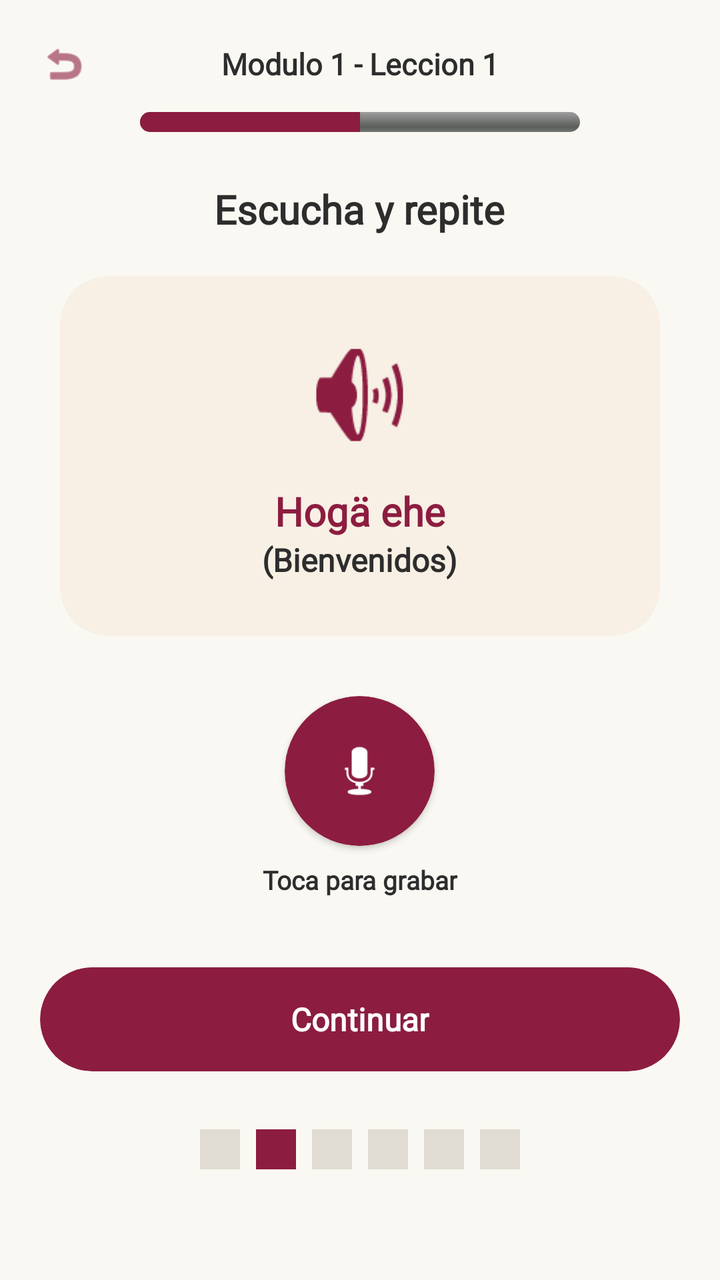
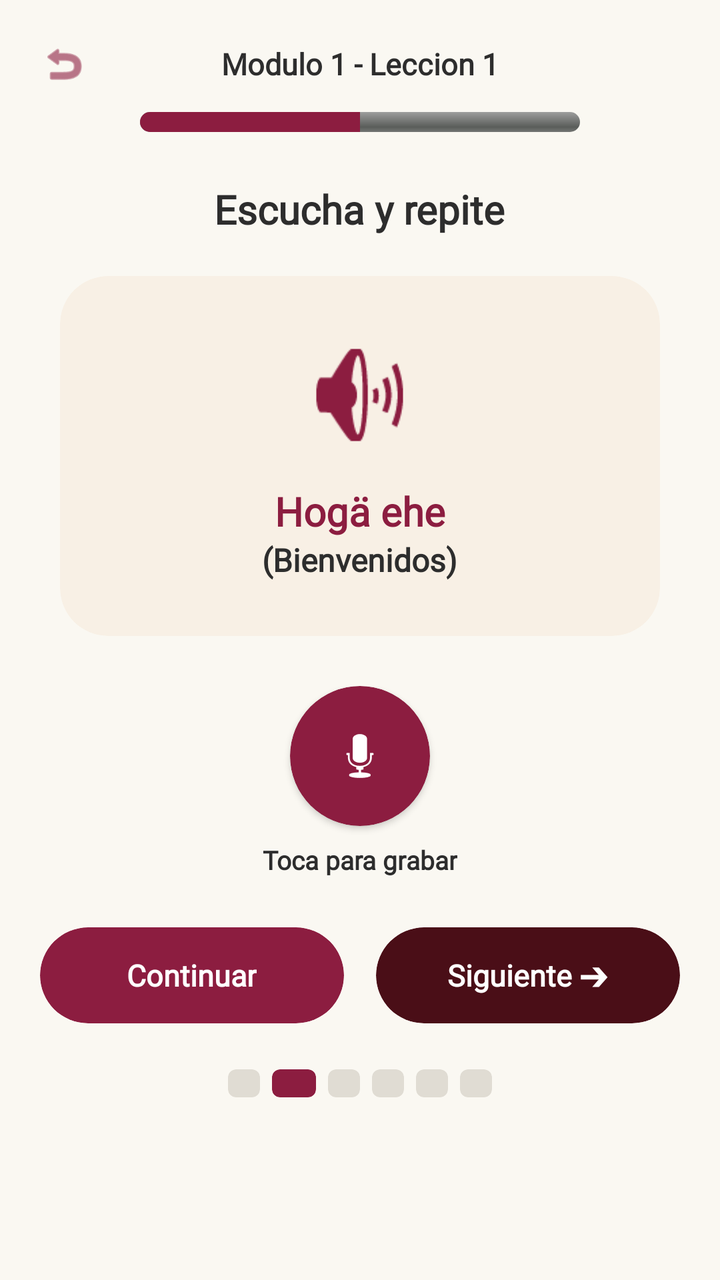

An Android layout rendered at two revisions. The XML below is the earlier revision; the diff shows what the commit changed to produce the second picture.
<!-- AndroidManifest.xml: application theme Theme.Practica3Inovacion -->
<!-- res/layout/fragment_bienvenidos.xml -->
<?xml version="1.0" encoding="utf-8"?>
<FrameLayout xmlns:android="http://schemas.android.com/apk/res/android"
    xmlns:app="http://schemas.android.com/apk/res-auto"
    xmlns:tools="http://schemas.android.com/tools"
    android:layout_width="match_parent"
    android:layout_height="match_parent"
    android:background="#FAF8F2"
    tools:context=".Bienvenidos">

    <LinearLayout
        android:layout_width="match_parent"
        android:layout_height="match_parent"
        android:gravity="center_horizontal"
        android:orientation="vertical"
        android:padding="20dp">

        
        <RelativeLayout
            android:layout_width="match_parent"
            android:layout_height="wrap_content"
            android:layout_marginBottom="12dp">

            <ImageView
                android:id="@+id/btnVolver"
                android:layout_width="24dp"
                android:layout_height="24dp"
                android:layout_alignParentStart="true"
                android:layout_centerVertical="true"
                android:contentDescription="Volver"
                android:src="@android:drawable/ic_menu_revert"
                app:tint="#8C1D40" />

            <TextView
                android:layout_width="wrap_content"
                android:layout_height="wrap_content"
                android:layout_centerInParent="true"
                android:fontFamily="@font/matcha"
                android:text="Modulo 1 - Leccion 1"
                android:textColor="#2D2D2D"
                android:textSize="15sp"
                android:textStyle="bold" />
        </RelativeLayout>

        
        <ProgressBar
            style="?android:attr/progressBarStyleHorizontal"
            android:layout_width="220dp"
            android:layout_height="10dp"
            android:layout_marginBottom="25dp"
            android:max="100"
            android:progress="50"
            android:progressDrawable="@android:drawable/progress_horizontal"
            android:progressTint="#8C1D40" />

        
        <TextView
            android:layout_width="wrap_content"
            android:layout_height="wrap_content"
            android:layout_marginBottom="20dp"
            android:fontFamily="@font/matcha"
            android:text="Escucha y repite"
            android:textColor="#2D2D2D"
            android:textSize="20sp"
            android:textStyle="bold" />

        
        <androidx.cardview.widget.CardView
            android:layout_width="match_parent"
            android:layout_height="180dp"
            android:layout_marginHorizontal="10dp"
            android:layout_marginBottom="30dp"
            app:cardBackgroundColor="#F8F0E5"
            app:cardCornerRadius="24dp"
            app:cardElevation="0dp">

            <LinearLayout
                android:layout_width="match_parent"
                android:layout_height="match_parent"
                android:gravity="center"
                android:orientation="vertical">

                <ImageView
                    android:id="@+id/btnEscucharAudio"
                    android:layout_width="65dp"
                    android:layout_height="65dp"
                    android:layout_marginBottom="12dp"
                    android:contentDescription="Escuchar palabra"
                    android:src="@android:drawable/ic_lock_silent_mode_off"
                    app:tint="#8C1D40" />

                <TextView
                    android:layout_width="wrap_content"
                    android:layout_height="wrap_content"
                    android:fontFamily="@font/matcha"
                    android:text="Hogä ehe"
                    android:textColor="#8C1D40"
                    android:textSize="20sp"
                    android:textStyle="bold" />

                <TextView
                    android:layout_width="wrap_content"
                    android:layout_height="wrap_content"
                    android:fontFamily="@font/matcha"
                    android:text="(Bienvenidos)"
                    android:textColor="#2D2D2D"
                    android:textSize="16sp"
                    android:textStyle="bold" />
            </LinearLayout>
        </androidx.cardview.widget.CardView>

        
        <LinearLayout
            android:layout_width="wrap_content"
            android:layout_height="wrap_content"
            android:layout_marginBottom="35dp"
            android:gravity="center"
            android:orientation="vertical">

            <androidx.cardview.widget.CardView
                android:id="@+id/btnGrabar"
                android:layout_width="75dp"
                android:layout_height="75dp"
                android:clickable="true"
                android:focusable="true"
                app:cardBackgroundColor="#8C1D40"
                app:cardCornerRadius="37.5dp"
                app:cardElevation="2dp">

                <ImageView
                    android:layout_width="35dp"
                    android:layout_height="35dp"
                    android:layout_gravity="center"
                    android:contentDescription="Grabar voz"
                    android:src="@android:drawable/ic_btn_speak_now"
                    app:tint="#FFFFFF" />
            </androidx.cardview.widget.CardView>

            <TextView
                android:layout_width="wrap_content"
                android:layout_height="wrap_content"
                android:layout_marginTop="8dp"
                android:fontFamily="@font/matcha"
                android:text="Toca para grabar"
                android:textColor="#2D2D2D"
                android:textSize="13sp"
                android:textStyle="bold" />
        </LinearLayout>

        
        <androidx.cardview.widget.CardView
            android:id="@+id/btnContinuar"
            android:layout_width="match_parent"
            android:layout_height="52dp"
            android:layout_marginBottom="25dp"
            android:clickable="true"
            android:focusable="true"
            app:cardBackgroundColor="#8C1D40"
            app:cardCornerRadius="26dp"
            app:cardElevation="0dp">

            <TextView
                android:layout_width="wrap_content"
                android:layout_height="wrap_content"
                android:layout_gravity="center"
                android:fontFamily="@font/matcha"
                android:text="Continuar"
                android:textColor="#FFFFFF"
                android:textSize="16sp"
                android:textStyle="bold" />
        </androidx.cardview.widget.CardView>

        
        <LinearLayout
            android:layout_width="wrap_content"
            android:layout_height="wrap_content"
            android:gravity="center"
            android:orientation="horizontal">

            <View
                android:layout_width="20dp"
                android:layout_height="20dp"
                android:layout_margin="4dp"
                android:background="@drawable/ic_login_background"
                android:backgroundTint="#E0DCD3" />

            <View
                android:layout_width="20dp"
                android:layout_height="20dp"
                android:layout_margin="4dp"
                android:background="@drawable/ic_login_background"
                android:backgroundTint="#8C1D40" />

            <View
                android:layout_width="20dp"
                android:layout_height="20dp"
                android:layout_margin="4dp"
                android:background="@drawable/ic_login_background"
                android:backgroundTint="#E0DCD3" />

            <View
                android:layout_width="20dp"
                android:layout_height="20dp"
                android:layout_margin="4dp"
                android:background="@drawable/ic_login_background"
                android:backgroundTint="#E0DCD3" />

            <View
                android:layout_width="20dp"
                android:layout_height="20dp"
                android:layout_margin="4dp"
                android:background="@drawable/ic_login_background"
                android:backgroundTint="#E0DCD3" />

            <View
                android:layout_width="20dp"
                android:layout_height="20dp"
                android:layout_margin="4dp"
                android:background="@drawable/ic_login_background"
                android:backgroundTint="#E0DCD3" />
        </LinearLayout>

    </LinearLayout>

</FrameLayout>
<!-- resources referenced by this layout -->
<resources>
  <!-- drawable ic_login_background: vector/xml drawable (drawable, 4866 chars, omitted) -->
  <style name="Theme.Practica3Inovacion" parent="Base.Theme.Practica3Inovacion" />
  <style name="Base.Theme.Practica3Inovacion" parent="Theme.Material3.DayNight.NoActionBar">
          
          
      </style>
</resources>

<!-- the commit's change to res/layout/fragment_bienvenidos.xml (unified diff, before → after) -->
@@ -7,218 +7,267 @@
     android:background="#FAF8F2"
     tools:context=".Bienvenidos">
 
-    <LinearLayout
+    <ScrollView
         android:layout_width="match_parent"
         android:layout_height="match_parent"
-        android:gravity="center_horizontal"
-        android:orientation="vertical"
-        android:padding="20dp">
-
-        
-        <RelativeLayout
+        android:fillViewport="true">
+
+        <LinearLayout
             android:layout_width="match_parent"
             android:layout_height="wrap_content"
-            android:layout_marginBottom="12dp">
-
-            <ImageView
-                android:id="@+id/btnVolver"
-                android:layout_width="24dp"
-                android:layout_height="24dp"
-                android:layout_alignParentStart="true"
-                android:layout_centerVertical="true"
-                android:contentDescription="Volver"
-                android:src="@android:drawable/ic_menu_revert"
-                app:tint="#8C1D40" />
-
-            <TextView
-                android:layout_width="wrap_content"
-                android:layout_height="wrap_content"
-                android:layout_centerInParent="true"
-                android:fontFamily="@font/matcha"
-                android:text="Modulo 1 - Leccion 1"
-                android:textColor="#2D2D2D"
-                android:textSize="15sp"
-                android:textStyle="bold" />
-        </RelativeLayout>
-
-        
-        <ProgressBar
-            style="?android:attr/progressBarStyleHorizontal"
-            android:layout_width="220dp"
-            android:layout_height="10dp"
-            android:layout_marginBottom="25dp"
-            android:max="100"
-            android:progress="50"
-            android:progressDrawable="@android:drawable/progress_horizontal"
-            android:progressTint="#8C1D40" />
-
-        
-        <TextView
-            android:layout_width="wrap_content"
-            android:layout_height="wrap_content"
-            android:layout_marginBottom="20dp"
-            android:fontFamily="@font/matcha"
-            android:text="Escucha y repite"
-            android:textColor="#2D2D2D"
-            android:textSize="20sp"
-            android:textStyle="bold" />
-
-        
-        <androidx.cardview.widget.CardView
-            android:layout_width="match_parent"
-            android:layout_height="180dp"
-            android:layout_marginHorizontal="10dp"
-            android:layout_marginBottom="30dp"
-            app:cardBackgroundColor="#F8F0E5"
-            app:cardCornerRadius="24dp"
-            app:cardElevation="0dp">
-
-            <LinearLayout
+            android:gravity="center_horizontal"
+            android:orientation="vertical"
+            android:padding="20dp">
+
+            
+            <RelativeLayout
                 android:layout_width="match_parent"
-                android:layout_height="match_parent"
-                android:gravity="center"
-                android:orientation="vertical">
+                android:layout_height="wrap_content"
+                android:layout_marginBottom="12dp">
 
                 <ImageView
-                    android:id="@+id/btnEscucharAudio"
-                    android:layout_width="65dp"
-                    android:layout_height="65dp"
-                    android:layout_marginBottom="12dp"
-                    android:contentDescription="Escuchar palabra"
-                    android:src="@android:drawable/ic_lock_silent_mode_off"
+                    android:id="@+id/btnVolver"
+                    android:layout_width="24dp"
+                    android:layout_height="24dp"
+                    android:layout_alignParentStart="true"
+                    android:layout_centerVertical="true"
+                    android:clickable="true"
+                    android:contentDescription="Volver"
+                    android:focusable="true"
+                    android:src="@android:drawable/ic_menu_revert"
                     app:tint="#8C1D40" />
 
                 <TextView
                     android:layout_width="wrap_content"
                     android:layout_height="wrap_content"
+                    android:layout_centerInParent="true"
                     android:fontFamily="@font/matcha"
-                    android:text="Hogä ehe"
-                    android:textColor="#8C1D40"
-                    android:textSize="20sp"
+                    android:text="Modulo 1 - Leccion 1"
+                    android:textColor="#2D2D2D"
+                    android:textSize="15sp"
                     android:textStyle="bold" />
+            </RelativeLayout>
+
+            
+            <ProgressBar
+                style="?android:attr/progressBarStyleHorizontal"
+                android:layout_width="220dp"
+                android:layout_height="10dp"
+                android:layout_marginBottom="25dp"
+                android:max="100"
+                android:progress="50"
+                android:progressDrawable="@android:drawable/progress_horizontal"
+                android:progressTint="#8C1D40" />
+
+            
+            <TextView
+                android:layout_width="wrap_content"
+                android:layout_height="wrap_content"
+                android:layout_marginBottom="20dp"
+                android:fontFamily="@font/matcha"
+                android:text="Escucha y repite"
+                android:textColor="#2D2D2D"
+                android:textSize="20sp"
+                android:textStyle="bold" />
+
+            
+            <androidx.cardview.widget.CardView
+                android:layout_width="match_parent"
+                android:layout_height="180dp"
+                android:layout_marginHorizontal="10dp"
+                android:layout_marginBottom="25dp"
+                app:cardBackgroundColor="#F8F0E5"
+                app:cardCornerRadius="24dp"
+                app:cardElevation="0dp">
+
+                <LinearLayout
+                    android:layout_width="match_parent"
+                    android:layout_height="match_parent"
+                    android:gravity="center"
+                    android:orientation="vertical">
+
+                    <ImageView
+                        android:id="@+id/btnEscucharAudio"
+                        android:layout_width="65dp"
+                        android:layout_height="65dp"
+                        android:layout_marginBottom="12dp"
+                        android:clickable="true"
+                        android:contentDescription="Escuchar palabra"
+                        android:focusable="true"
+                        android:src="@android:drawable/ic_lock_silent_mode_off"
+                        app:tint="#8C1D40" />
+
+                    <TextView
+                        android:layout_width="wrap_content"
+                        android:layout_height="wrap_content"
+                        android:fontFamily="@font/matcha"
+                        android:text="Hogä ehe"
+                        android:textColor="#8C1D40"
+                        android:textSize="20sp"
+                        android:textStyle="bold" />
+
+                    <TextView
+                        android:layout_width="wrap_content"
+                        android:layout_height="wrap_content"
+                        android:fontFamily="@font/matcha"
+                        android:text="(Bienvenidos)"
+                        android:textColor="#2D2D2D"
+                        android:textSize="16sp"
+                        android:textStyle="bold" />
+                </LinearLayout>
+            </androidx.cardview.widget.CardView>
+
+            
+            <LinearLayout
+                android:layout_width="wrap_content"
+                android:layout_height="wrap_content"
+                android:layout_marginBottom="25dp"
+                android:gravity="center"
+                android:orientation="vertical">
+
+                <androidx.cardview.widget.CardView
+                    android:id="@+id/btnGrabar"
+                    android:layout_width="70dp"
+                    android:layout_height="70dp"
+                    android:clickable="true"
+                    android:focusable="true"
+                    app:cardBackgroundColor="#8C1D40"
+                    app:cardCornerRadius="35dp"
+                    app:cardElevation="2dp">
+
+                    <ImageView
+                        android:layout_width="32dp"
+                        android:layout_height="32dp"
+                        android:layout_gravity="center"
+                        android:contentDescription="Grabar voz"
+                        android:src="@android:drawable/ic_btn_speak_now"
+                        app:tint="#FFFFFF" />
+                </androidx.cardview.widget.CardView>
 
                 <TextView
                     android:layout_width="wrap_content"
                     android:layout_height="wrap_content"
+                    android:layout_marginTop="8dp"
                     android:fontFamily="@font/matcha"
-                    android:text="(Bienvenidos)"
+                    android:text="Toca para grabar"
                     android:textColor="#2D2D2D"
-                    android:textSize="16sp"
+                    android:textSize="13sp"
                     android:textStyle="bold" />
             </LinearLayout>
-        </androidx.cardview.widget.CardView>
-
-        
-        <LinearLayout
-            android:layout_width="wrap_content"
-            android:layout_height="wrap_content"
-            android:layout_marginBottom="35dp"
-            android:gravity="center"
-            android:orientation="vertical">
-
-            <androidx.cardview.widget.CardView
-                android:id="@+id/btnGrabar"
-                android:layout_width="75dp"
-                android:layout_height="75dp"
-                android:clickable="true"
-                android:focusable="true"
-                app:cardBackgroundColor="#8C1D40"
-                app:cardCornerRadius="37.5dp"
-                app:cardElevation="2dp">
-
-                <ImageView
-                    android:layout_width="35dp"
-                    android:layout_height="35dp"
-                    android:layout_gravity="center"
-                    android:contentDescription="Grabar voz"
-                    android:src="@android:drawable/ic_btn_speak_now"
-                    app:tint="#FFFFFF" />
-            </androidx.cardview.widget.CardView>
-
-            <TextView
+
+            
+            <LinearLayout
+                android:layout_width="match_parent"
+                android:layout_height="wrap_content"
+                android:layout_marginBottom="20dp"
+                android:orientation="horizontal">
+
+                
+                <androidx.cardview.widget.CardView
+                    android:id="@+id/btnContinuar"
+                    android:layout_width="0dp"
+                    android:layout_height="48dp"
+                    android:layout_marginEnd="8dp"
+                    android:layout_weight="1"
+                    android:clickable="true"
+                    android:focusable="true"
+                    app:cardBackgroundColor="#8C1D40"
+                    app:cardCornerRadius="24dp"
+                    app:cardElevation="0dp">
+
+                    <TextView
+                        android:layout_width="wrap_content"
+                        android:layout_height="wrap_content"
+                        android:layout_gravity="center"
+                        android:fontFamily="@font/matcha"
+                        android:text="Continuar"
+                        android:textColor="#FFFFFF"
+                        android:textSize="15sp"
+                        android:textStyle="bold" />
+                </androidx.cardview.widget.CardView>
+
+                
+                <androidx.cardview.widget.CardView
+                    android:id="@+id/btnSiguiente"
+                    android:layout_width="0dp"
+                    android:layout_height="48dp"
+                    android:layout_marginStart="8dp"
+                    android:layout_weight="1"
+                    android:clickable="true"
+                    android:focusable="true"
+                    app:cardBackgroundColor="#4A0E17"
+                    app:cardCornerRadius="24dp"
+                    app:cardElevation="0dp">
+
+                    <TextView
+                        android:layout_width="wrap_content"
+                        android:layout_height="wrap_content"
+                        android:layout_gravity="center"
+                        android:fontFamily="@font/matcha"
+                        android:text="Siguiente ➔"
+                        android:textColor="#FFFFFF"
+                        android:textSize="15sp"
+                        android:textStyle="bold" />
+                </androidx.cardview.widget.CardView>
+
+            </LinearLayout>
+
+            
+            <LinearLayout
                 android:layout_width="wrap_content"
                 android:layout_height="wrap_content"
-                android:layout_marginTop="8dp"
-                android:fontFamily="@font/matcha"
-                android:text="Toca para grabar"
-                android:textColor="#2D2D2D"
-                android:textSize="13sp"
-                android:textStyle="bold" />
+                android:gravity="center"
+                android:orientation="horizontal">
+
+                <androidx.cardview.widget.CardView
+                    android:layout_width="16dp"
+                    android:layout_height="14dp"
+                    android:layout_margin="3dp"
+                    app:cardBackgroundColor="#E0DCD3"
+                    app:cardCornerRadius="4dp"
+                    app:cardElevation="0dp" />
+
+                <androidx.cardview.widget.CardView
+                    android:layout_width="22dp"
+                    android:layout_height="14dp"
+                    android:layout_margin="3dp"
+                    app:cardBackgroundColor="#8C1D40"
+                    app:cardCornerRadius="4dp"
+                    app:cardElevation="0dp" />
+
+                <androidx.cardview.widget.CardView
+                    android:layout_width="16dp"
+                    android:layout_height="14dp"
+                    android:layout_margin="3dp"
+                    app:cardBackgroundColor="#E0DCD3"
+                    app:cardCornerRadius="4dp"
+                    app:cardElevation="0dp" />
+
+                <androidx.cardview.widget.CardView
+                    android:layout_width="16dp"
+                    android:layout_height="14dp"
+                    android:layout_margin="3dp"
+                    app:cardBackgroundColor="#E0DCD3"
+                    app:cardCornerRadius="4dp"
+                    app:cardElevation="0dp" />
+
+                <androidx.cardview.widget.CardView
+                    android:layout_width="16dp"
+                    android:layout_height="14dp"
+                    android:layout_margin="3dp"
+                    app:cardBackgroundColor="#E0DCD3"
+                    app:cardCornerRadius="4dp"
+                    app:cardElevation="0dp" />
+
+                <androidx.cardview.widget.CardView
+                    android:layout_width="16dp"
+                    android:layout_height="14dp"
+                    android:layout_margin="3dp"
+                    app:cardBackgroundColor="#E0DCD3"
+                    app:cardCornerRadius="4dp"
+                    app:cardElevation="0dp" />
+            </LinearLayout>
+
         </LinearLayout>
-
-        
-        <androidx.cardview.widget.CardView
-            android:id="@+id/btnContinuar"
-            android:layout_width="match_parent"
-            android:layout_height="52dp"
-            android:layout_marginBottom="25dp"
-            android:clickable="true"
-            android:focusable="true"
-            app:cardBackgroundColor="#8C1D40"
-            app:cardCornerRadius="26dp"
-            app:cardElevation="0dp">
-
-            <TextView
-                android:layout_width="wrap_content"
-                android:layout_height="wrap_content"
-                android:layout_gravity="center"
-                android:fontFamily="@font/matcha"
-                android:text="Continuar"
-                android:textColor="#FFFFFF"
-                android:textSize="16sp"
-                android:textStyle="bold" />
-        </androidx.cardview.widget.CardView>
-
-        
-        <LinearLayout
-            android:layout_width="wrap_content"
-            android:layout_height="wrap_content"
-            android:gravity="center"
-            android:orientation="horizontal">
-
-            <View
-                android:layout_width="20dp"
-                android:layout_height="20dp"
-                android:layout_margin="4dp"
-                android:background="@drawable/ic_login_background"
-                android:backgroundTint="#E0DCD3" />
-
-            <View
-                android:layout_width="20dp"
-                android:layout_height="20dp"
-                android:layout_margin="4dp"
-                android:background="@drawable/ic_login_background"
-                android:backgroundTint="#8C1D40" />
-
-            <View
-                android:layout_width="20dp"
-                android:layout_height="20dp"
-                android:layout_margin="4dp"
-                android:background="@drawable/ic_login_background"
-                android:backgroundTint="#E0DCD3" />
-
-            <View
-                android:layout_width="20dp"
-                android:layout_height="20dp"
-                android:layout_margin="4dp"
-                android:background="@drawable/ic_login_background"
-                android:backgroundTint="#E0DCD3" />
-
-            <View
-                android:layout_width="20dp"
-                android:layout_height="20dp"
-                android:layout_margin="4dp"
-                android:background="@drawable/ic_login_background"
-                android:backgroundTint="#E0DCD3" />
-
-            <View
-                android:layout_width="20dp"
-                android:layout_height="20dp"
-                android:layout_margin="4dp"
-                android:background="@drawable/ic_login_background"
-                android:backgroundTint="#E0DCD3" />
-        </LinearLayout>
-
-    </LinearLayout>
-
+    </ScrollView>
 </FrameLayout>
<!-- resource entries referenced after the edit -->
@@ -1,6 +1,5 @@
 <!-- resources referenced by this layout -->
 <resources>
-  <!-- drawable ic_login_background: vector/xml drawable (drawable, 4866 chars, omitted) -->
   <style name="Theme.Practica3Inovacion" parent="Base.Theme.Practica3Inovacion" />
   <style name="Base.Theme.Practica3Inovacion" parent="Theme.Material3.DayNight.NoActionBar">
           
